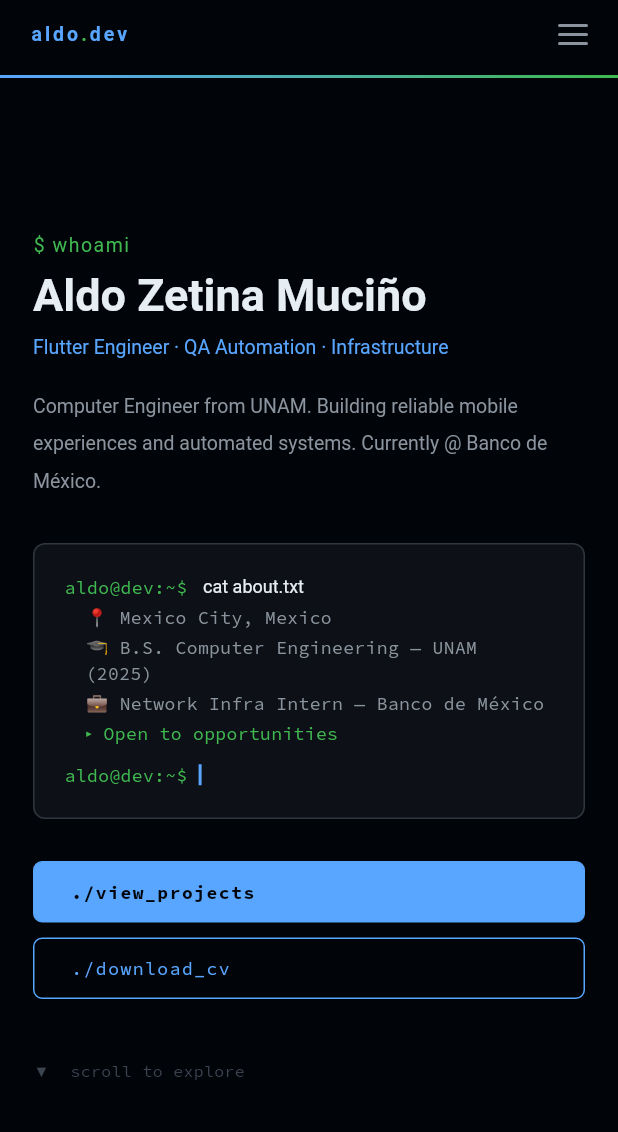
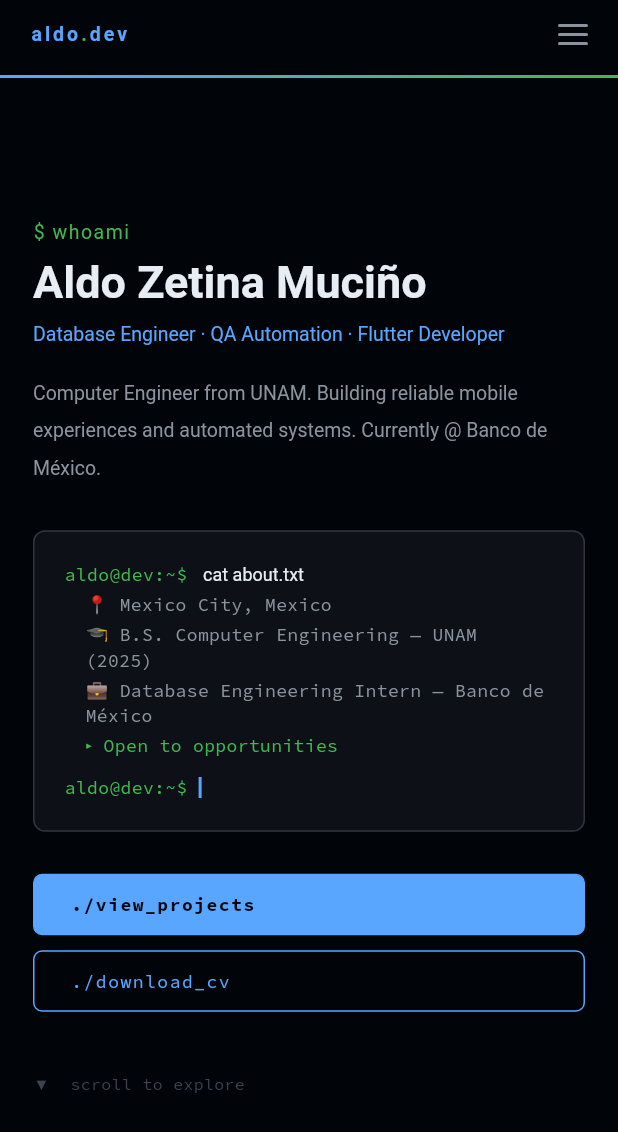
Before and after one commit to AldoZM/aldoproflie, a Flutter app: the screen it shows after launch, on a phone screen of 412 x 824 dp. Shown: the top 1132 px of the screen. Run offline on Flutter 3.47's test engine with Material 3 defaults, Android fonts, the light colour scheme and no system bars; drawn by our look-alikes of flutter_animate; our stand-ins replace google_fonts, visibility_detector.

Commit message:
content: align portfolio with CV
- Update job titles and bullets to match CV (Database Engineering Intern,
  Database QA Engineer, NoSQL Database Engineer)
- Replace Space Invader with Mobile App with Flutter project
- Reword VR, Home Lab and PROTECO projects to CV text
- Reorganize skills into MOBILE / LANGUAGES / TOOLS / OTHER groups
- Update hero tagline and terminal role line

```diff
--- a/lib/data/portfolio_data.dart
+++ b/lib/data/portfolio_data.dart
@@ -47,64 +47,63 @@ class PortfolioData {
 
   static const List<Job> jobs = [
     Job(
-      role: 'Network Infrastructure Intern',
+      role: 'Database Engineering Intern',
       company: 'Banco de México',
       dates: 'Fall 2024 – Spring 2026',
       isCurrent: true,
       bullets: [
-        'Designed search algorithms (binary search, hash, trie) — identity resolution across 500+ Active Directory records',
-        'Fault-tolerant automation in Python + PowerShell → 30% fewer process failures',
-        'Event logging & auditing for production observability in critical financial systems',
-        'Enforced 100% data integrity through validation algorithms before ingestion',
+        'Reduced pipeline failures by 30% by implementing data validation and sanitization in Python with retry logic over critical production data pipelines',
+        'Automated identity management for 500+ users using PowerShell and Python, integrating Active Directory with relational access-control systems',
+        'Implemented audit controls and event logging over financial data flows, improving traceability and observability across production systems',
       ],
     ),
     Job(
-      role: 'QA Automation Engineer Intern',
+      role: 'Database QA Engineer',
       company: 'Grupo Salinas · Elektra.mx',
       dates: 'Summer 2022 – Spring 2024',
       bullets: [
-        'Developed multiplatform mobile features for Elektra app using Flutter (Provider/Bloc)',
-        'Built automated regression suites with Appium → 40% less manual testing',
-        'Integrated mobile CI/CD pipelines in AWS CodeCommit',
-        'Triaged mobile-specific defects tracked in Jira',
+        'Reduced manual testing time by 40% by automating test suites for iOS and Android with Appium, accelerating mobile app release cycles',
+        'Built a scalable testing framework for native and hybrid mobile apps using Java, Selenium, and Cucumber, integrated into CI/CD pipelines with AWS CodeCommit',
+        "Validated critical user flows on Elektra's high-traffic mobile app, documenting root causes in Jira and preventing cross-release regressions",
+        'Applied mobile app lifecycle knowledge (iOS/Android) to design end-to-end test scenarios aligned with real user behavior',
       ],
     ),
     Job(
-      role: 'NFV Engineer (Virtualization)',
+      role: 'NoSQL Database Engineer',
       company: 'Huawei',
       dates: 'Summer 2021 – Spring 2022',
       bullets: [
-        'Developed C++ client/server utilities over UNIX domain sockets in Linux NFV environments',
-        'Automated infrastructure health monitoring via Bash + C++ scripts',
+        'Automated network infrastructure monitoring (latency, availability, polling) using Bash and C++ scripts, enabling continuous observability on Linux',
+        'Built client/server utilities in C++ over UNIX domain sockets for real-time capture and persistence of network events on distributed Linux systems',
+        'Diagnosed L3/L4 incidents by analyzing logs with Wireshark and tcpdump, accelerating root-cause resolution in production',
       ],
     ),
   ];
 
   static const List<Project> projects = [
     Project(
+      icon: '📱',
+      name: 'Mobile App with Flutter',
+      description: 'Cross-platform mobile application development with Flutter and Dart — REST API consumption, state management, and adaptive UI for iOS and Android. (2025–Present)',
+      tags: ['Flutter', 'Dart', 'REST APIs', 'iOS/Android'],
+    ),
+    Project(
       icon: '🫀',
       name: 'VR Medical Simulation — Código Infarto',
-      description: 'Real-time multiplatform VR app simulating cardiac emergency protocols. Built with medical professionals.',
-      tags: ['Unity', 'C#', 'VRChat SDK', 'UdonSharp'],
+      description: 'Interactive VR module simulating cardiac emergency protocols, built with Unity and C#. Interaction logic and flow validation developed alongside medical professionals. (2026–Present)',
+      tags: ['Unity', 'C#', 'VR', 'Interaction Logic'],
     ),
     Project(
       icon: '🖥️',
-      name: 'Home Lab & Server Administration',
-      description: 'Personal Linux server with containerized services, network security rules, and uptime monitoring.',
-      tags: ['Linux', 'Docker', 'Networking'],
+      name: 'Home Lab & Network Administration',
+      description: 'Linux server configured with service monitoring, security rules, and access control for continuous availability. (2026)',
+      tags: ['Linux', 'Networking', 'Monitoring', 'Security'],
     ),
     Project(
       icon: '☕',
-      name: 'Advanced SQL & Java — PROTECO',
-      description: 'Scalable backends with JDBC/Hibernate ORM and RESTful APIs. Honorable Mention at PROTECO UNAM.',
-      tags: ['Java', 'SQL Server', 'Hibernate', 'JDBC'],
-    ),
-    Project(
-      icon: '👾',
-      name: 'Space Invader — 2 Players',
-      description: 'Multiplayer Space Invader using threading for independent player ship control.',
-      tags: ['Python', 'pygame', 'Threading'],
-      githubUrl: 'https://github.com/AldoZM/Space_Invader_Two_Player_Full',
+      name: 'Advanced SQL & Java — PROTECO UNAM',
+      description: 'Complex query design, stored procedures, and database optimization (Honorable Mention), plus OOP and scalable application development in Java.',
+      tags: ['Java', 'SQL', 'Stored Procedures', 'OOP'],
     ),
   ];
 
@@ -112,36 +111,36 @@ class PortfolioData {
     SkillGroup(label: 'MOBILE', skills: [
       Skill('Flutter', SkillColor.blue),
       Skill('Dart', SkillColor.blue),
-      Skill('Appium', SkillColor.gray),
-      Skill('Provider', SkillColor.gray),
-      Skill('Bloc', SkillColor.gray),
+      Skill('Appium', SkillColor.green),
+      Skill('Selenium', SkillColor.gray),
+      Skill('Cucumber', SkillColor.gray),
       Skill('iOS/Android', SkillColor.gray),
     ]),
     SkillGroup(label: 'LANGUAGES', skills: [
+      Skill('Java', SkillColor.green),
+      Skill('C++', SkillColor.green),
       Skill('Python', SkillColor.blue),
       Skill('Dart', SkillColor.blue),
-      Skill('Java', SkillColor.gray),
-      Skill('C++', SkillColor.gray),
-      Skill('C#', SkillColor.gray),
-      Skill('JavaScript', SkillColor.gray),
       Skill('SQL', SkillColor.gray),
       Skill('Bash', SkillColor.gray),
+      Skill('PowerShell', SkillColor.gray),
+      Skill('JavaScript', SkillColor.gray),
     ]),
-    SkillGroup(label: 'DEVOPS & INFRA', skills: [
+    SkillGroup(label: 'TOOLS', skills: [
+      Skill('Git', SkillColor.green),
       Skill('Docker', SkillColor.green),
       Skill('Linux', SkillColor.green),
-      Skill('Git', SkillColor.green),
       Skill('AWS CodeCommit', SkillColor.gray),
+      Skill('Jira', SkillColor.gray),
+      Skill('Active Directory', SkillColor.gray),
+      Skill('Wireshark', SkillColor.gray),
+    ]),
+    SkillGroup(label: 'OTHER', skills: [
+      Skill('Unity', SkillColor.gray),
+      Skill('C#', SkillColor.gray),
+      Skill('RESTful APIs', SkillColor.gray),
       Skill('CI/CD', SkillColor.gray),
-      Skill('Active Directory', SkillColor.gray),
-      Skill('Vim', SkillColor.gray),
-    ]),
-    SkillGroup(label: 'BACKEND & APIs', skills: [
-      Skill('RESTful APIs', SkillColor.gray),
-      Skill('JDBC', SkillColor.gray),
-      Skill('Hibernate ORM', SkillColor.gray),
-      Skill('SQL Server', SkillColor.gray),
-      Skill('MySQL', SkillColor.gray),
+      Skill('UML', SkillColor.gray),
     ]),
   ];
 }
--- a/lib/widgets/sections/hero_section.dart
+++ b/lib/widgets/sections/hero_section.dart
@@ -83,7 +83,7 @@ class _HeroSectionState extends State<HeroSection> {
           ),
           const SizedBox(height: 10),
           if (_showTitle) TypewriterText(
-            text: 'Flutter Engineer · QA Automation · Infrastructure',
+            text: 'Database Engineer · QA Automation · Flutter Developer',
             charDelayMs: 18,
             style: TextStyle(fontSize: isMobile ? 13 : 20, color: AppTheme.accentBlue),
           ),
@@ -113,7 +113,7 @@ class _HeroSectionState extends State<HeroSection> {
                     ]),
                     if (_outputs[0]) const TerminalOutput(text: '📍 Mexico City, Mexico'),
                     if (_outputs[1]) const TerminalOutput(text: '🎓 B.S. Computer Engineering — UNAM (2025)'),
-                    if (_outputs[2]) const TerminalOutput(text: '💼 Network Infra Intern — Banco de México'),
+                    if (_outputs[2]) const TerminalOutput(text: '💼 Database Engineering Intern — Banco de México'),
                     if (_outputs[3]) const TerminalOutput(text: '▸ Open to opportunities', color: AppTheme.accentGreen),
                     const SizedBox(height: 10),
                     Row(children: [
```
